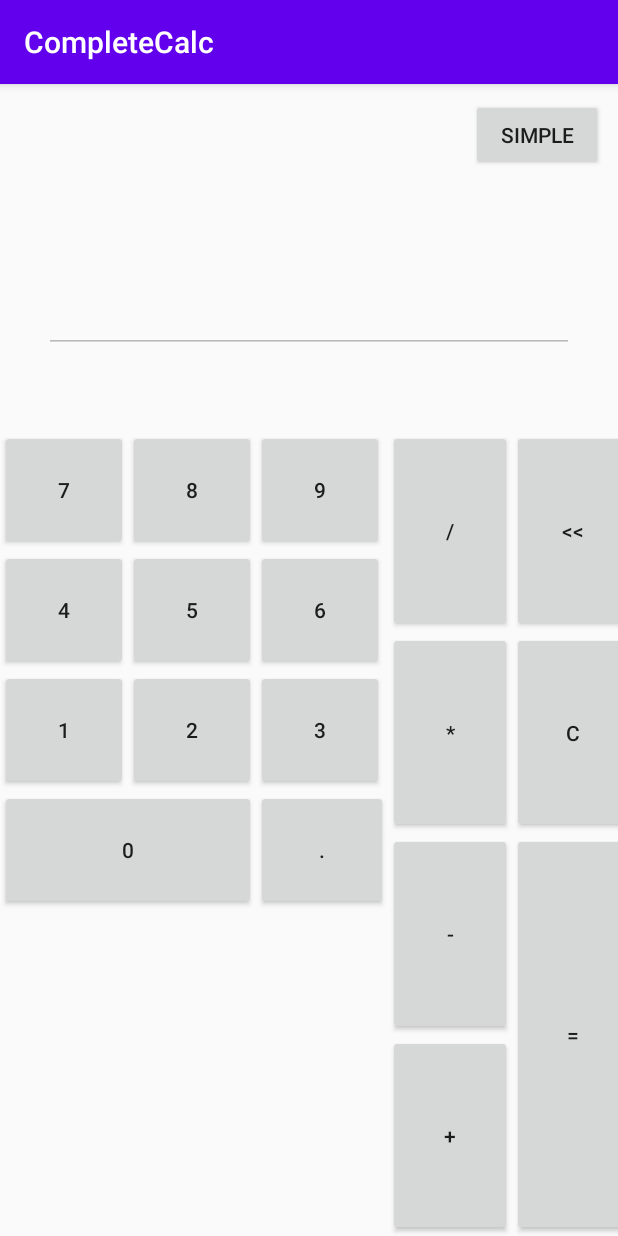
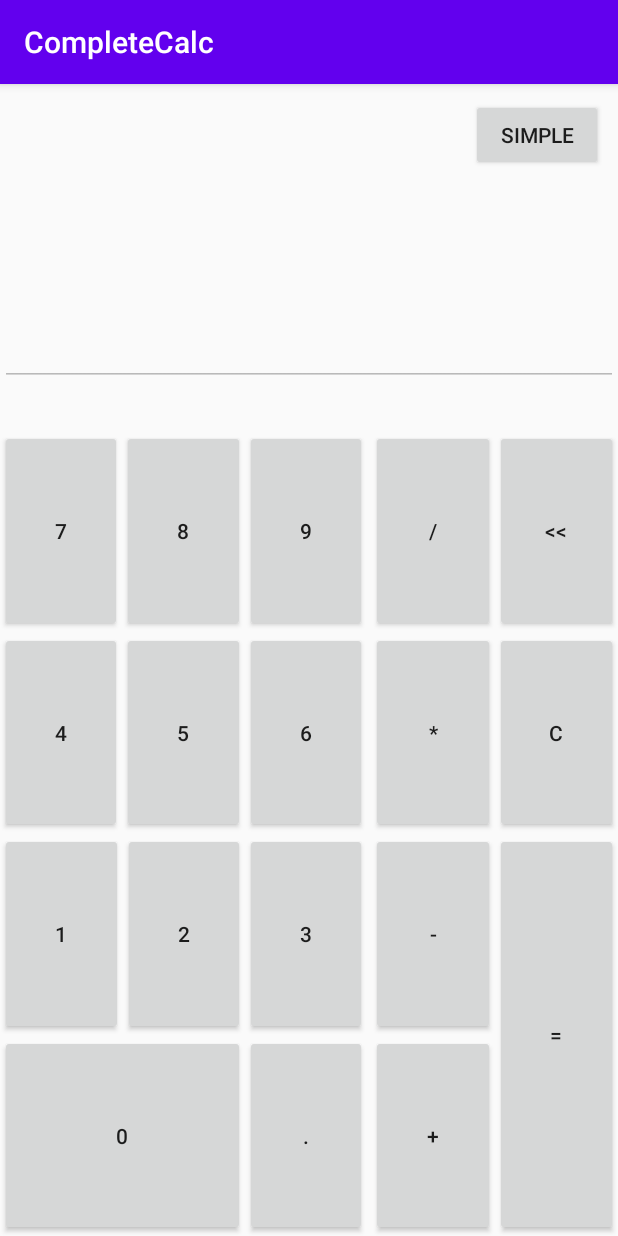
Before and after one commit to ThiagoPereiraUFV/Calculator-Android, an Android app: the ComplexCalc screen opened directly, with no data from a screen before it, on a phone screen of 412 x 824 dp. Run offline under Robolectric (Android 15) with nearby library versions, the phone set to English and light mode, and no system bars.

Commit message:
Layout finished

```diff
--- a/app/src/main/res/layout/activity_complex_calc.xml
+++ b/app/src/main/res/layout/activity_complex_calc.xml
@@ -20,17 +20,18 @@
     />
     <EditText
         android:id="@+id/expression"
-        android:layout_width="wrap_content"
         android:layout_height="wrap_content"
+        android:layout_width="0dp"
+        app:layout_constraintWidth_percent="1"
         android:ems="10"
-        android:textSize="30sp"
+        android:textSize="70sp"
         android:textAlignment="viewEnd"
         android:inputType="text"
         android:enabled="false"
         app:layout_constraintTop_toBottomOf="@id/changeCalc"
+        app:layout_constraintBottom_toTopOf="@id/calcButtons"
         app:layout_constraintLeft_toLeftOf="parent"
         app:layout_constraintRight_toRightOf="parent"
-        android:layout_marginTop="60dp"
     />
     <androidx.constraintlayout.widget.ConstraintLayout
         android:id="@+id/calcButtons"
@@ -44,8 +45,10 @@
     >
         <androidx.constraintlayout.widget.ConstraintLayout
             android:id="@+id/numbers"
-            android:layout_width="wrap_content"
-            android:layout_height="wrap_content"
+            android:layout_height="0dp"
+            android:layout_width="0dp"
+            app:layout_constraintWidth_percent="0.6"
+            app:layout_constraintHeight_percent="1"
             app:layout_constraintLeft_toLeftOf="parent"
             app:layout_constraintTop_toTopOf="parent">
 
@@ -181,8 +184,10 @@
 
             <Button
                 android:id="@+id/dot"
-                android:layout_width="match_parent"
-                android:layout_height="80dp"
+                android:layout_height="0dp"
+                android:layout_width="0dp"
+                app:layout_constraintWidth_percent="0.33"
+                app:layout_constraintHeight_percent="0.25"
                 android:onClick="handleClick"
                 android:tag="dot"
                 android:text="."
```
